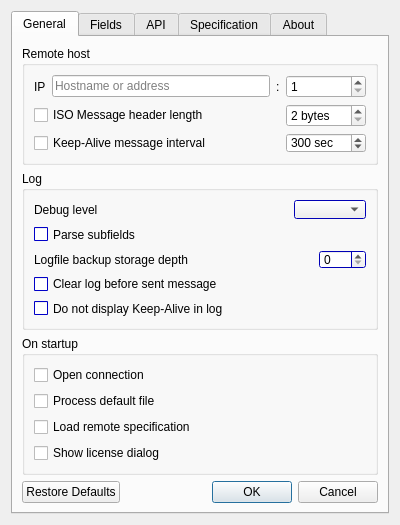
Qt form common/gui/forms/settings_window.ui (FedorIvanov37/signal) before a commit.
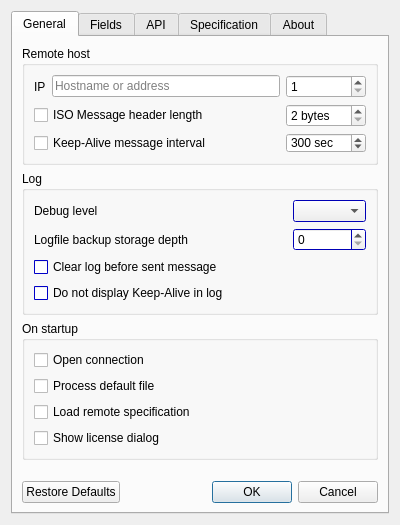
The same form after that commit. The open tabs and pages were chosen to show the change.

```diff
--- a/common/gui/forms/settings_window.ui
+++ b/common/gui/forms/settings_window.ui
@@ -35,29 +35,61 @@
    <item row="0" column="0">
     <widget class="QTabWidget" name="MainTabs">
      <property name="currentIndex">
-      <number>2</number>
+      <number>0</number>
      </property>
      <widget class="QWidget" name="General">
       <attribute name="title">
        <string>General</string>
       </attribute>
-      <layout class="QVBoxLayout" name="verticalLayout">
-       <item>
+      <layout class="QGridLayout" name="gridLayout_14">
+       <item row="0" column="0">
         <widget class="QGroupBox" name="ConnectionBox">
          <property name="title">
           <string>Remote host</string>
          </property>
          <layout class="QGridLayout" name="gridLayout_2">
+          <item row="0" column="0">
+           <layout class="QHBoxLayout" name="horizontalLayout_2">
+            <item>
+             <widget class="QLabel" name="IpLabel">
+              <property name="text">
+               <string>IP</string>
+              </property>
+             </widget>
+            </item>
+            <item>
+             <widget class="QLineEdit" name="SvAddress">
+              <property name="placeholderText">
+               <string>Hostname or address</string>
+              </property>
+             </widget>
+            </item>
+           </layout>
+          </item>
+          <item row="0" column="1">
+           <widget class="QSpinBox" name="SvPort">
+            <property name="minimumSize">
+             <size>
+              <width>80</width>
+              <height>0</height>
+             </size>
+            </property>
+            <property name="minimum">
+             <number>1</number>
+            </property>
+            <property name="maximum">
+             <number>65535</number>
+            </property>
+           </widget>
+          </item>
           <item row="1" column="0">
-           <layout class="QHBoxLayout" name="horizontalLayout_6">
-            <item>
              <widget class="QCheckBox" name="HeaderLengthMode">
               <property name="text">
                <string>ISO Message header length</string>
               </property>
              </widget>
             </item>
-            <item>
+          <item row="1" column="1">
              <widget class="QSpinBox" name="HeaderLength">
               <property name="minimumSize">
                <size>
@@ -109,18 +141,14 @@
               </property>
              </widget>
             </item>
-           </layout>
-          </item>
           <item row="2" column="0">
-           <layout class="QHBoxLayout" name="horizontalLayout_3">
-            <item>
              <widget class="QCheckBox" name="KeepAliveMode">
               <property name="text">
                <string>Keep-Alive message interval </string>
               </property>
              </widget>
             </item>
-            <item>
+          <item row="2" column="1">
              <widget class="QSpinBox" name="KeepAliveInterval">
               <property name="minimumSize">
                <size>
@@ -161,52 +189,9 @@
              </widget>
             </item>
            </layout>
-          </item>
-          <item row="0" column="0">
-           <layout class="QHBoxLayout" name="horizontalLayout_2">
-            <item>
-             <widget class="QLabel" name="IpLabel">
-              <property name="text">
-               <string>IP</string>
-              </property>
-             </widget>
-            </item>
-            <item>
-             <widget class="QLineEdit" name="SvAddress">
-              <property name="placeholderText">
-               <string>Hostname or address</string>
-              </property>
-             </widget>
-            </item>
-            <item>
-             <widget class="QLabel" name="PortLabel">
-              <property name="text">
-               <string>:</string>
-              </property>
-             </widget>
-            </item>
-            <item>
-             <widget class="QSpinBox" name="SvPort">
-              <property name="minimumSize">
-               <size>
-                <width>80</width>
-                <height>0</height>
-               </size>
-              </property>
-              <property name="minimum">
-               <number>1</number>
-              </property>
-              <property name="maximum">
-               <number>65535</number>
-              </property>
-             </widget>
-            </item>
-           </layout>
-          </item>
-         </layout>
-        </widget>
-       </item>
-       <item>
+        </widget>
+       </item>
+       <item row="1" column="0">
         <widget class="QGroupBox" name="LogBox">
          <property name="palette">
           <palette>
@@ -276,89 +261,74 @@
           <string>Log</string>
          </property>
          <layout class="QGridLayout" name="gridLayout_6">
-          <item row="4" column="0">
-           <widget class="QCheckBox" name="ClearLog">
-            <property name="text">
-             <string>Clear log before sent message</string>
-            </property>
-           </widget>
-          </item>
-          <item row="0" column="0">
-           <layout class="QHBoxLayout" name="horizontalLayout_4">
-            <item>
-             <widget class="QLabel" name="label_4">
-              <property name="text">
-               <string>Debug level</string>
-              </property>
-             </widget>
-            </item>
-            <item>
-             <spacer name="horizontalSpacer_2">
-              <property name="orientation">
-               <enum>Qt::Horizontal</enum>
-              </property>
-              <property name="sizeHint" stdset="0">
-               <size>
-                <width>40</width>
-                <height>20</height>
-               </size>
-              </property>
-             </spacer>
-            </item>
-            <item>
+          <item row="0" column="2">
              <widget class="QComboBox" name="DebugLevel"/>
             </item>
-           </layout>
-          </item>
-          <item row="3" column="0">
-           <layout class="QHBoxLayout" name="horizontalLayout_10">
-            <item>
-             <widget class="QLabel" name="LogBackupLabel">
-              <property name="text">
-               <string>Logfile backup storage depth</string>
-              </property>
-             </widget>
-            </item>
-            <item>
-             <spacer name="horizontalSpacer_7">
-              <property name="orientation">
-               <enum>Qt::Horizontal</enum>
-              </property>
-              <property name="sizeHint" stdset="0">
-               <size>
-                <width>40</width>
-                <height>20</height>
-               </size>
-              </property>
-             </spacer>
-            </item>
-            <item>
+          <item row="1" column="2">
              <widget class="QSpinBox" name="LogStorageDepth">
               <property name="maximum">
                <number>999</number>
               </property>
              </widget>
             </item>
-           </layout>
-          </item>
-          <item row="2" column="0">
-           <widget class="QCheckBox" name="ParseSubfields">
-            <property name="text">
-             <string>Parse subfields</string>
-            </property>
-           </widget>
-          </item>
-          <item row="5" column="0">
+          <item row="3" column="0">
            <widget class="QCheckBox" name="ReduceKeepAlive">
             <property name="text">
              <string>Do not display Keep-Alive in log</string>
             </property>
            </widget>
           </item>
+          <item row="0" column="0">
+           <widget class="QLabel" name="label_4">
+            <property name="text">
+             <string>Debug level</string>
+            </property>
+           </widget>
+          </item>
+          <item row="1" column="0">
+           <widget class="QLabel" name="LogBackupLabel">
+            <property name="text">
+             <string>Logfile backup storage depth</string>
+            </property>
+           </widget>
+          </item>
+          <item row="2" column="0">
+           <widget class="QCheckBox" name="ClearLog">
+            <property name="text">
+             <string>Clear log before sent message</string>
+            </property>
+           </widget>
+          </item>
+          <item row="1" column="1">
+           <spacer name="horizontalSpacer_12">
+            <property name="orientation">
+             <enum>Qt::Horizontal</enum>
+            </property>
+            <property name="sizeHint" stdset="0">
+             <size>
+              <width>40</width>
+              <height>20</height>
+             </size>
+            </property>
+           </spacer>
+          </item>
+          <item row="2" column="2">
+           <spacer name="horizontalSpacer_2">
+            <property name="orientation">
+             <enum>Qt::Horizontal</enum>
+            </property>
+            <property name="sizeHint" stdset="0">
+             <size>
+              <width>73</width>
+              <height>20</height>
+             </size>
+            </property>
+           </spacer>
+          </item>
          </layout>
         </widget>
        </item>
-       <item>
+       <item row="2" column="0">
         <widget class="QGroupBox" name="OnStartupBox">
          <property name="title">
           <string>On startup</string>
@@ -395,7 +365,7 @@
          </layout>
         </widget>
        </item>
-       <item>
+       <item row="3" column="0">
         <spacer name="verticalSpacer_2">
          <property name="orientation">
           <enum>Qt::Vertical</enum>
@@ -408,7 +378,7 @@
          </property>
         </spacer>
        </item>
-       <item>
+       <item row="4" column="0">
         <widget class="QDialogButtonBox" name="GeneralButtonBox">
          <property name="standardButtons">
           <set>QDialogButtonBox::Cancel|QDialogButtonBox::Ok|QDialogButtonBox::RestoreDefaults</set>
```
Lines whose indentation alone changed are shown as unchanged.
